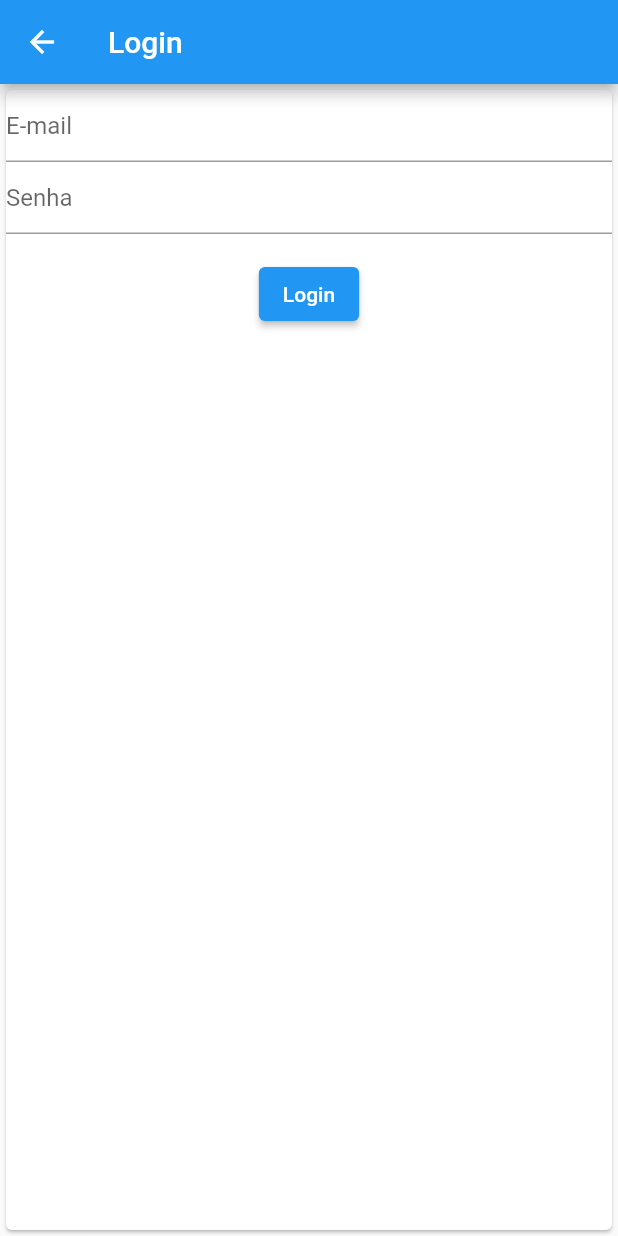
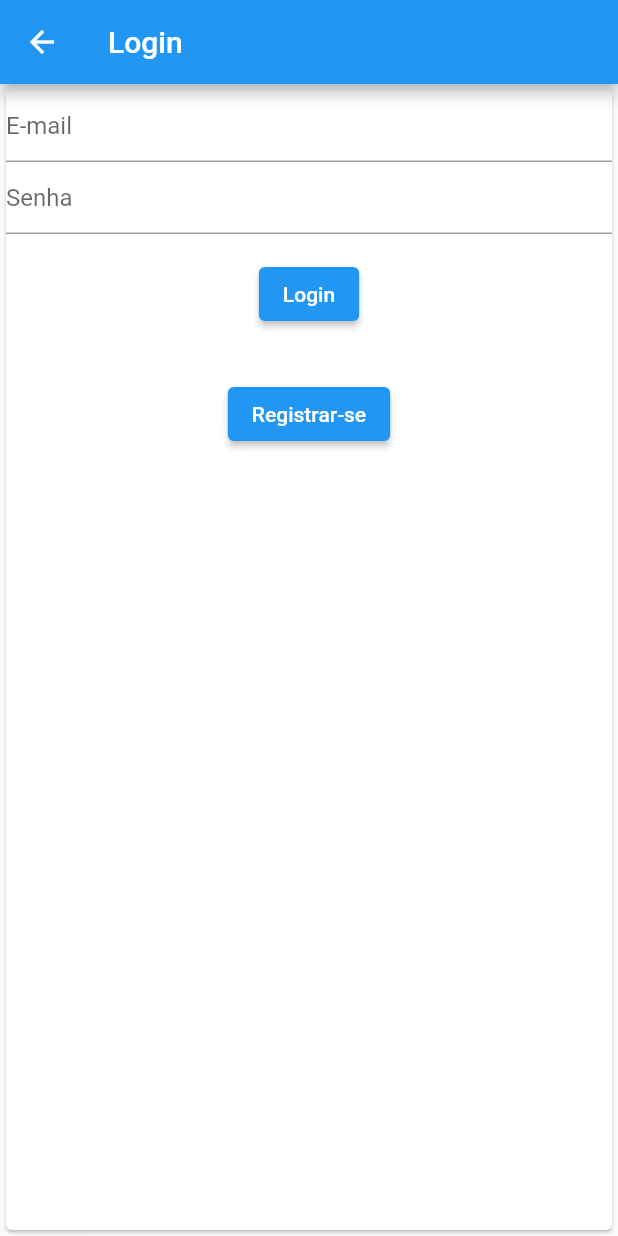
Before and after one commit to LeonardsonCC/TechInCommunity, a Flutter app: the LoginPage screen opened directly, after a tap on "Login", on a phone screen of 412 x 824 dp. Run offline on Flutter 3.47's test engine with Material 2 defaults, Android fonts, the light colour scheme and no system bars; our stand-ins replace shared_preferences; accounts and stored records are empty.

Commit message:
Mobile top

```diff
--- a/mobile_flutter/lib/components/app_bar.dart
+++ b/mobile_flutter/lib/components/app_bar.dart
@@ -1,12 +1,32 @@
 import 'package:flutter/material.dart';
 import 'package:mercatop/components/login.dart';
 
+
 class CustomAppBar {
-  static getButtons(context, showLoginButton) {
+  static getButtons(context, showLoginButton, token) {
+    var buttons = <Widget>[];
     if (!showLoginButton) {
-        return <Widget>[];
+      return buttons;
     }
-      return <Widget>[
+
+    if (token != null && token.isNotEmpty) {
+      buttons.add(
+        IconButton(
+          icon: const Icon(Icons.account_circle),
+          tooltip: 'Minha conta',
+          onPressed: () {
+            Navigator.push(
+              context,
+              MaterialPageRoute(
+                builder: (context) => LoginPage(),
+                settings: RouteSettings(),
+              ),
+            );
+          },
+        ),
+      );
+    } else {
+      buttons.add(
           IconButton(
             icon: const Icon(Icons.login),
             tooltip: 'Login',
@@ -20,14 +40,17 @@ class CustomAppBar {
               );
             },
           ),
-      ];
+      );
     }
 
-  static getAppBar(context, appBarTitle, color, {showLoginButton=true}) {
+    return buttons;
+  }
+
+  static getAppBar(context, appBarTitle, color, {showLoginButton = true, token = ""}) {
     return new AppBar(
         title: new Text(appBarTitle),
         backgroundColor: color,
-      actions: CustomAppBar.getButtons(context, showLoginButton)
+        actions: CustomAppBar.getButtons(context, showLoginButton, token)
     );
   }
 }
--- a/mobile_flutter/lib/components/login.dart
+++ b/mobile_flutter/lib/components/login.dart
@@ -1,5 +1,10 @@
 import 'package:flutter/material.dart';
+import 'package:http/http.dart' as http;
+import 'package:flutter/services.dart' show rootBundle;
+import 'dart:convert';
+import 'package:shared_preferences/shared_preferences.dart';
 import 'package:mercatop/components/app_bar.dart';
+import 'package:mercatop/components/register.dart';
 
 class LoginPage extends StatefulWidget {
   @override
@@ -7,12 +12,32 @@ class LoginPage extends StatefulWidget {
 }
 
 class LoginPageState extends State<LoginPage> {
+  var config;
+
   GlobalKey<FormState> cForm = GlobalKey<FormState>();
-  TextEditingController loginController = TextEditingController();
+  TextEditingController emailController = TextEditingController();
   TextEditingController passwordController = TextEditingController();
 
   loginRequest () async {
-    // TODO: só falta fazer funcionar
+    this.config = json.decode(await rootBundle.loadString('assets/config.json'));
+
+    var response = await http.post(
+        Uri.encodeFull(this.config["url"]+"/customer/login".toString()),
+        headers: {
+          "Accept": "application/json",
+          "Content-Type": "application/json"
+        },
+        body: json.encode({
+          "email": emailController.text,
+          "password": passwordController.text,
+        })
+    );
+
+    if (response.statusCode == 200) {
+      String credential = json.decode(response.body)["token"];
+      SharedPreferences prefs = await SharedPreferences.getInstance();
+      await prefs.setString("token", credential);
+    }
   }
 
 	@override
@@ -26,7 +51,7 @@ class LoginPageState extends State<LoginPage> {
                 decoration: InputDecoration(
                   hintText: 'E-mail'
                 ),
-                controller: loginController
+                controller: emailController
               ),
               TextFormField(
                 decoration: InputDecoration(
@@ -37,9 +62,23 @@ class LoginPageState extends State<LoginPage> {
               Padding(
                 padding: const EdgeInsets.symmetric(vertical: 16.0),
                 child: ElevatedButton(
+                  onPressed: loginRequest,
+                  child: Text('Login'),
+                ),
+              ),
+              Padding(
+                padding: const EdgeInsets.symmetric(vertical: 16.0),
+                child: ElevatedButton(
                   onPressed: () {
+                    Navigator.push(
+                      context,
+                      MaterialPageRoute(
+                        builder: (context) => RegisterPage(),
+                        settings: RouteSettings(),
+                      ),
+                    );
                   },
-                  child: Text('Login'),
+                  child: Text('Registrar-se'),
                 ),
               )
             ]
```
Also changed, not shown: mobile_flutter/lib/components/category_list.dart (+7 -1 lines), mobile_flutter/lib/components/product_details.dart (+16 -1 lines), mobile_flutter/lib/components/product_list.dart (+7 -2 lines), mobile_flutter/lib/components/register.dart (added, +127 -0 lines), mobile_flutter/lib/components/utils.dart (added, +8 -0 lines), mobile_flutter/pubspec.yaml (+1 -55 lines), mobile_flutter/pubspec.lock. Lines whose indentation alone changed are shown as unchanged.
